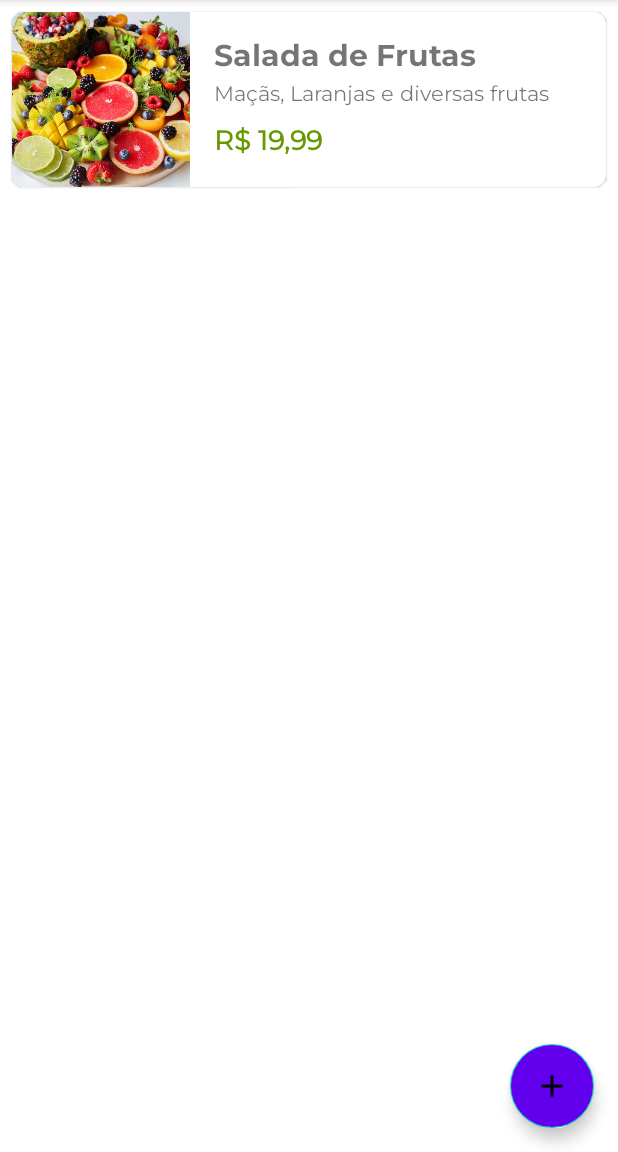
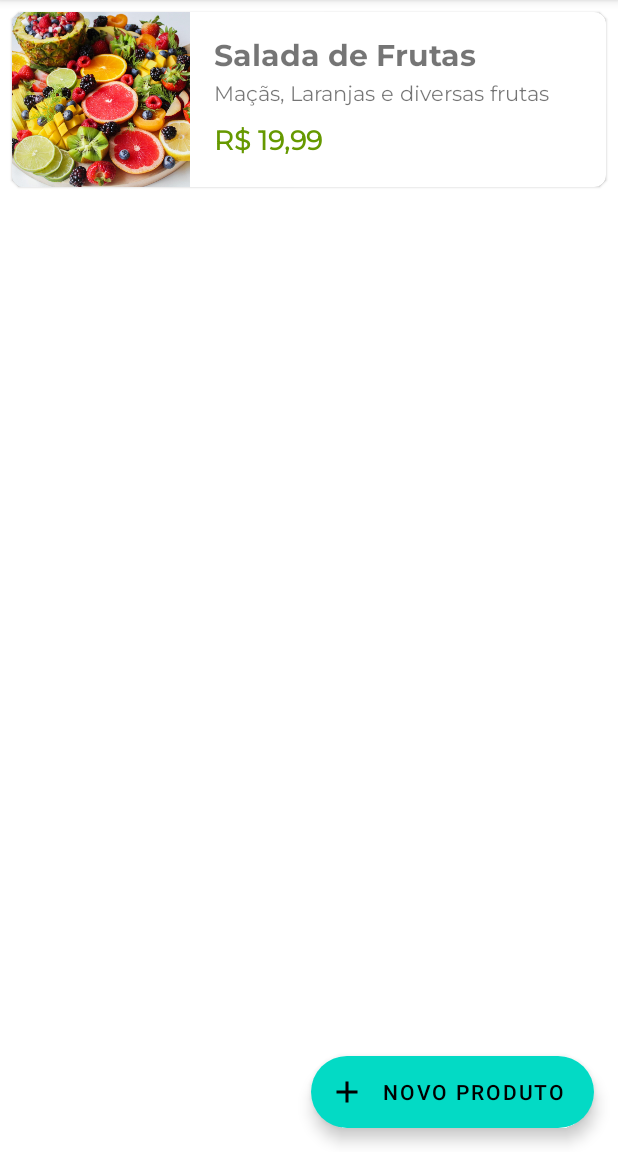
Before and after one commit to EclipseBSD/OrgsApp, an Android app built with Jetpack Compose: the screen it shows after launch (ListaProdutosActivity), on a phone screen of 412 x 824 dp, the part 84-1236 px from its top. Run offline under Robolectric (Android 15) with nearby library versions, the phone set to English and light mode, and no system bars.

Commit message:
Removendo GuideLine e atualizando layout

```diff
--- a/app/src/main/AndroidManifest.xml
+++ b/app/src/main/AndroidManifest.xml
@@ -23,7 +23,6 @@
             android:exported="true">
             <intent-filter>
                 <action android:name="android.intent.action.MAIN" />
-
                 <category android:name="android.intent.category.LAUNCHER" />
             </intent-filter>
         </activity>
@@ -31,7 +30,6 @@
         <meta-data
             android:name="preloaded_fonts"
             android:resource="@array/preloaded_fonts" />
-
     </application>
 
 </manifest>
--- a/app/src/main/java/com/example/orgsapp/ui/activity/ListaProdutosActivity.kt
+++ b/app/src/main/java/com/example/orgsapp/ui/activity/ListaProdutosActivity.kt
@@ -37,7 +37,7 @@ class ListaProdutosActivity : AppCompatActivity(R.layout.activity_lista_produtos
     }
 
     private fun configuraFab() {
-        val fab = binding.acitivityListaProdutosFab
+        val fab = binding.activityListaProdutosFabex
         fab.setOnClickListener {
             val intent = Intent(this, FormularioProdutoActivity::class.java)
             startActivity(intent)
--- a/app/src/main/res/layout/activity_lista_produtos.xml
+++ b/app/src/main/res/layout/activity_lista_produtos.xml
@@ -19,18 +19,20 @@
         app:layout_constraintVertical_bias="1.0"
         tools:listitem="@layout/produto_item" />
 
-    <com.google.android.material.floatingactionbutton.FloatingActionButton
-        android:id="@+id/acitivity_lista_produtos_fab"
+    <com.google.android.material.floatingactionbutton.ExtendedFloatingActionButton
+        android:id="@+id/activity_lista_produtos_fabex"
         android:layout_width="wrap_content"
         android:layout_height="wrap_content"
+        android:layout_margin="16dp"
         android:clickable="true"
         android:focusable="true"
-        android:layout_margin="16dp"
+        android:text="Novo produto"
+        app:icon="@drawable/ic_add_24"
         app:layout_constraintBottom_toBottomOf="parent"
         app:layout_constraintEnd_toEndOf="parent"
-        app:srcCompat="@drawable/ic_action_add_24"
-        android:backgroundTint="@color/purple_500"
-        />
+        >
+
+    </com.google.android.material.floatingactionbutton.ExtendedFloatingActionButton>
 
 
 </androidx.constraintlayout.widget.ConstraintLayout>
--- a/app/src/main/res/layout/produto_item.xml
+++ b/app/src/main/res/layout/produto_item.xml
@@ -56,25 +56,14 @@
             app:layout_constraintTop_toBottomOf="@+id/produto_item_descricao"
             tools:text="25.99"></TextView>
 
-        <androidx.constraintlayout.widget.Guideline
-            android:id="@+id/guideline"
-            android:layout_width="match_parent"
-            android:layout_height="wrap_content"
-            android:orientation="vertical"
-            app:layout_constraintGuide_percent="0.3"
-            >
-
-
-        </androidx.constraintlayout.widget.Guideline>
-
-
         <ImageView
             android:id="@+id/imageView"
             android:layout_width="0dp"
             android:layout_height="0dp"
             android:scaleType="centerCrop"
+            app:layout_constraintWidth_percent="0.3"
             app:layout_constraintBottom_toBottomOf="parent"
-            app:layout_constraintEnd_toStartOf="@id/guideline"
+            app:layout_constraintEnd_toStartOf="@id/produto_item_nome"
             app:layout_constraintStart_toStartOf="parent"
             app:layout_constraintTop_toTopOf="parent"
             app:srcCompat="@drawable/produto_1"
```
Also changed, not shown: 1 other file.
